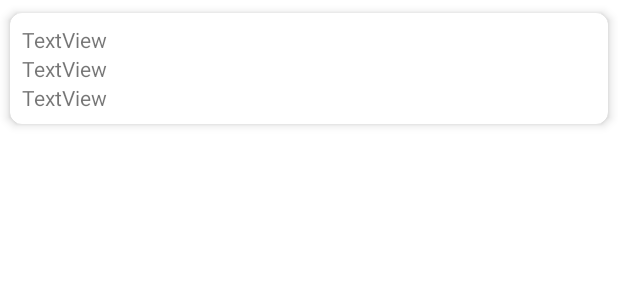
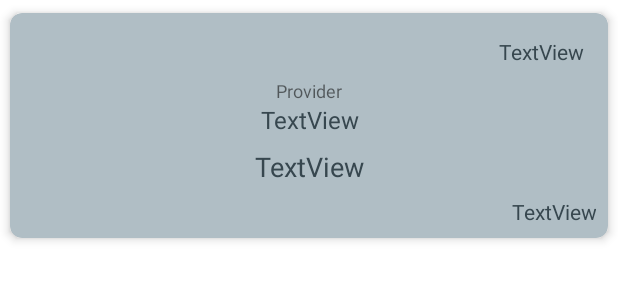
Before and after one commit to TheRadikalStyle/prueba_axosnet, an Android app: the layout recyclerview_main_template.xml on its own in the app's theme, with its tools: preview values and no code run, on a phone screen of 412 x 824 dp. Shown: the top 300 px of the screen. Run offline under Robolectric (Android 15) with nearby library versions, the phone set to English and light mode, and no system bars.

Commit message:
UI improvements

```diff
--- a/app/src/main/java/com/davidochoa/recyclerview/RecyclerViewMainAdapter.java
+++ b/app/src/main/java/com/davidochoa/recyclerview/RecyclerViewMainAdapter.java
@@ -28,13 +28,14 @@ public class RecyclerViewMainAdapter extends RecyclerView.Adapter<RecyclerViewMa
     }
 
     public static class ViewHolder extends RecyclerView.ViewHolder {
-        private TextView providerTXV, amountTXV, emissionTXV;
+        private TextView idTXV, providerTXV, amountTXV, emissionTXV;
         private CardView hostCardview;
 
         public ViewHolder(View view) {
             super(view);
 
             hostCardview = view.findViewById(R.id.recyclerviewmaintemp_cardview_container);
+            idTXV = view.findViewById(R.id.recyclerviewmaintemp_textview_receiptid);
             providerTXV = view.findViewById(R.id.recyclerviewmaintemp_textview_provider);
             amountTXV = view.findViewById(R.id.recyclerviewmaintemp_textview_amount);
             emissionTXV = view.findViewById(R.id.recyclerviewmaintemp_textview_emission);
@@ -55,6 +56,9 @@ public class RecyclerViewMainAdapter extends RecyclerView.Adapter<RecyclerViewMa
 
     @Override
     public void onBindViewHolder(@NonNull RecyclerViewMainAdapter.ViewHolder holder, int position) {
+        holder.idTXV.setText(
+                String.format( context.getResources().getString(R.string.main_recycler_receipt_id), this.dataset.get(position).getId())
+        );
         holder.providerTXV.setText(this.dataset.get(position).getProvider());
         holder.amountTXV.setText(
                 String.format(context.getResources().getString(R.string.model_recibos_amount_currency),
--- a/app/src/main/res/layout/activity_main.xml
+++ b/app/src/main/res/layout/activity_main.xml
@@ -109,7 +109,9 @@
         android:layout_width="wrap_content"
         android:layout_height="wrap_content"
         android:layout_marginEnd="8dp"
+        android:background="@drawable/background_fab_helptext"
         android:text="@string/main_fab_add"
+        android:textColor="@color/white"
         android:visibility="invisible"
         app:layout_constraintBottom_toBottomOf="@+id/main_fab_add"
         app:layout_constraintEnd_toStartOf="@+id/main_fab_add"
@@ -120,7 +122,9 @@
         android:layout_width="wrap_content"
         android:layout_height="wrap_content"
         android:layout_marginEnd="8dp"
+        android:background="@drawable/background_fab_helptext"
         android:text="@string/main_fab_search"
+        android:textColor="@color/white"
         android:visibility="invisible"
         app:layout_constraintBottom_toBottomOf="@+id/main_fab_search"
         app:layout_constraintEnd_toStartOf="@+id/main_fab_search"
--- a/app/src/main/res/layout/recyclerview_main_template.xml
+++ b/app/src/main/res/layout/recyclerview_main_template.xml
@@ -1,6 +1,7 @@
 <?xml version="1.0" encoding="utf-8"?>
 <androidx.constraintlayout.widget.ConstraintLayout xmlns:android="http://schemas.android.com/apk/res/android"
     xmlns:app="http://schemas.android.com/apk/res-auto"
+    xmlns:tools="http://schemas.android.com/tools"
     android:layout_width="match_parent"
     android:layout_height="wrap_content">
 
@@ -8,6 +9,7 @@
         android:id="@+id/recyclerviewmaintemp_cardview_container"
         android:layout_width="match_parent"
         android:layout_height="wrap_content"
+        app:cardBackgroundColor="@color/material_blue_grey_200"
         app:cardCornerRadius="8dp"
         app:cardElevation="4dp"
         app:cardPreventCornerOverlap="true"
@@ -17,30 +19,70 @@
         app:layout_constraintStart_toStartOf="parent"
         app:layout_constraintTop_toTopOf="parent">
 
-        <LinearLayout
+        <androidx.constraintlayout.widget.ConstraintLayout
             android:layout_width="match_parent"
-            android:layout_height="match_parent"
-            android:orientation="vertical">
+            android:layout_height="match_parent">
+
+            <TextView
+                android:id="@+id/recyclerviewmaintemp_textview_receiptid"
+                android:layout_width="wrap_content"
+                android:layout_height="wrap_content"
+                android:layout_marginTop="8dp"
+                android:layout_marginEnd="8dp"
+                android:text="TextView"
+                android:textColor="@color/material_blue_grey_800"
+                app:layout_constraintEnd_toEndOf="parent"
+                app:layout_constraintTop_toTopOf="parent" />
 
             <TextView
                 android:id="@+id/recyclerviewmaintemp_textview_provider"
                 android:layout_width="match_parent"
                 android:layout_height="wrap_content"
-                android:text="TextView" />
+                android:text="TextView"
+                android:textAlignment="center"
+                android:textColor="@color/material_blue_grey_800"
+                android:textSize="16sp"
+                app:layout_constraintEnd_toEndOf="parent"
+                app:layout_constraintHorizontal_bias="0.0"
+                app:layout_constraintStart_toStartOf="parent"
+                app:layout_constraintTop_toBottomOf="@+id/textView7" />
+
+            <TextView
+                android:id="@+id/recyclerviewmaintemp_textview_emission"
+                android:layout_width="match_parent"
+                android:layout_height="wrap_content"
+                android:layout_marginTop="8dp"
+                android:text="TextView"
+                android:textAlignment="textEnd"
+                android:textColor="@color/material_blue_grey_800"
+                app:layout_constraintEnd_toEndOf="parent"
+                app:layout_constraintStart_toStartOf="parent"
+                app:layout_constraintTop_toBottomOf="@+id/recyclerviewmaintemp_textview_amount" />
 
             <TextView
                 android:id="@+id/recyclerviewmaintemp_textview_amount"
                 android:layout_width="match_parent"
                 android:layout_height="wrap_content"
-                android:text="TextView" />
+                android:layout_marginTop="8dp"
+                android:text="TextView"
+                android:textAlignment="center"
+                android:textColor="@color/material_blue_grey_800"
+                android:textSize="18sp"
+                app:layout_constraintEnd_toEndOf="parent"
+                app:layout_constraintStart_toStartOf="parent"
+                app:layout_constraintTop_toBottomOf="@+id/recyclerviewmaintemp_textview_provider" />
 
             <TextView
-                android:id="@+id/recyclerviewmaintemp_textview_emission"
-                android:layout_width="match_parent"
+                android:id="@+id/textView7"
+                android:layout_width="wrap_content"
                 android:layout_height="wrap_content"
-                android:text="TextView" />
+                android:layout_marginTop="8dp"
+                android:text="@string/model_recibos_provider"
+                android:textSize="12sp"
+                app:layout_constraintEnd_toEndOf="parent"
+                app:layout_constraintStart_toStartOf="parent"
+                app:layout_constraintTop_toBottomOf="@+id/recyclerviewmaintemp_textview_receiptid" />
+        </androidx.constraintlayout.widget.ConstraintLayout>
 
-
-        </LinearLayout>
     </androidx.cardview.widget.CardView>
 </androidx.constraintlayout.widget.ConstraintLayout>
--- a/app/src/main/res/values/strings.xml
+++ b/app/src/main/res/values/strings.xml
@@ -29,6 +29,8 @@
     <string name="main_exit_dialog_title">Salir</string>
     <string name="main_exit_dialog_message">¿Desea salir de la app?</string>
 
+    <string name="main_recycler_receipt_id">ID: %d</string>
+
     <string name="detalles_operaciones_title">Operaciones</string>
     <string name="detalles_operaciones_delete">Eliminar</string>
     <string name="detalles_operaciones_delete_message">¿Está seguro de eliminar este recibo?</string>
```
Also changed, not shown: app/src/main/res/drawable/background_fab_helptext.xml (added, +14 -0 lines), app/src/main/res/layout/activity_detalles.xml (+1 -8 lines).
